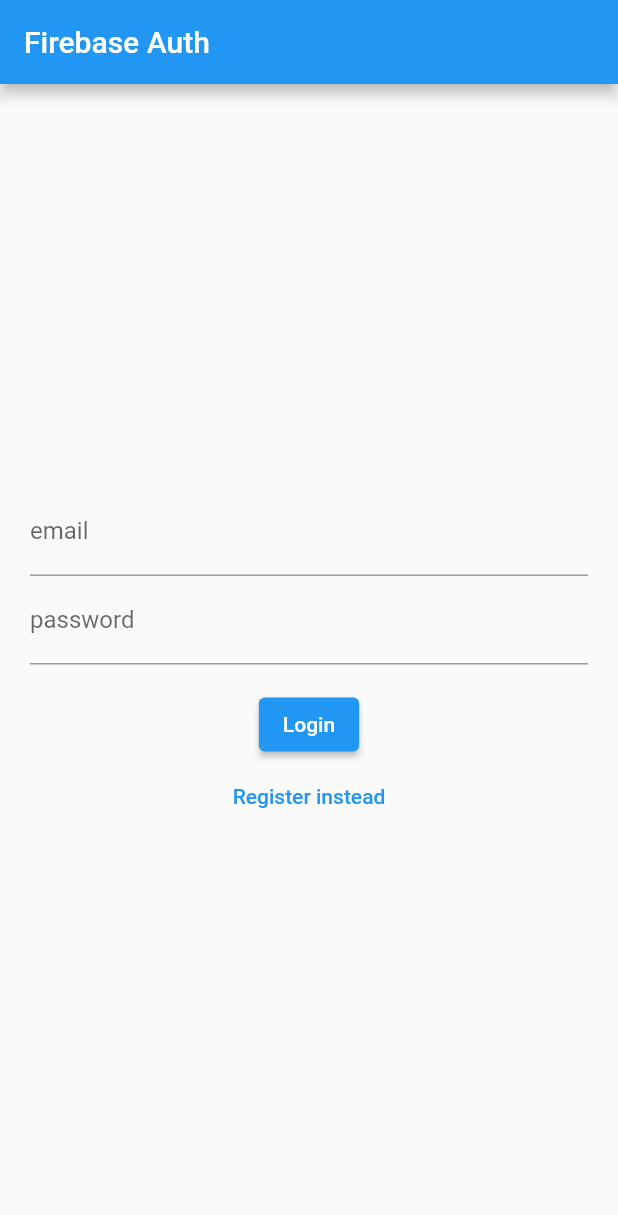
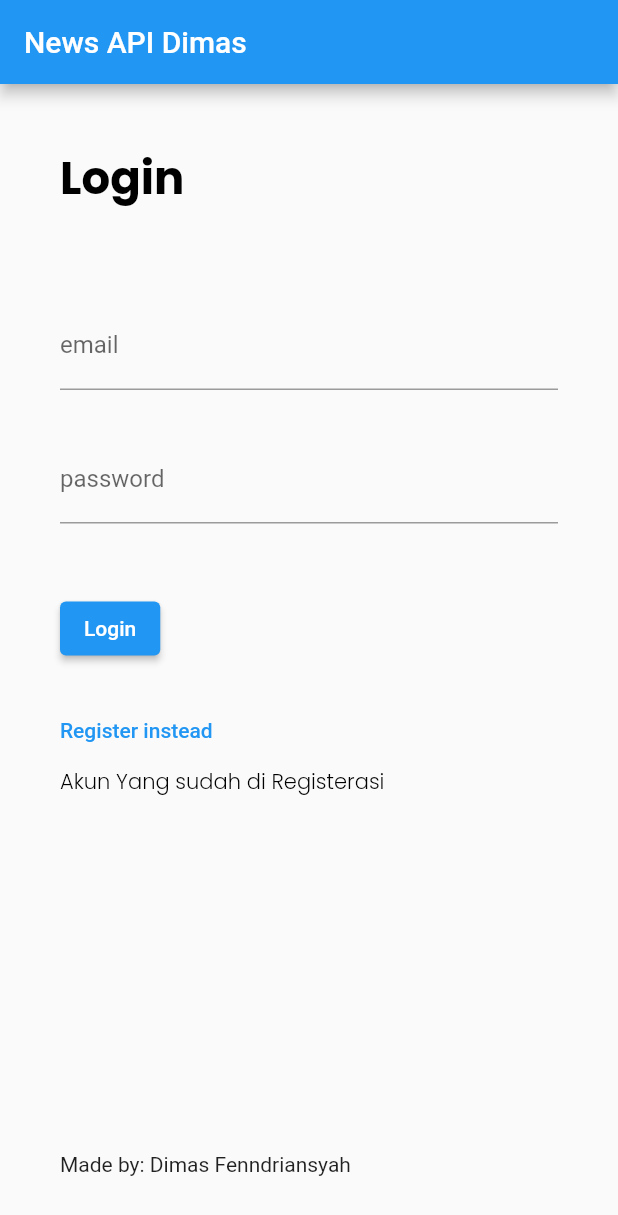
Before and after one commit to DimasLv07/tugasprojekcard, a Flutter app: the screen it shows after launch, on a phone screen of 412 x 824 dp. Shown: the top 1215 px of the screen. Run offline on Flutter 3.47's test engine with Material 2 defaults, Android fonts, the phone set to English and light mode, and no system bars; drawn by our look-alikes of firebase_database; our stand-ins replace carousel_indicator, carousel_slider, firebase_auth, firebase_core, google_fonts, responsive_sizer; accounts and stored records are empty.

Commit message:
Firebase Auth

```diff
--- a/lib/login_register_page.dart
+++ b/lib/login_register_page.dart
@@ -1,9 +1,12 @@
 import 'package:firebase_core/firebase_core.dart';
+import 'package:firebase_database/ui/firebase_animated_list.dart';
 import 'package:flutter/src/widgets/container.dart';
 import 'package:flutter/src/widgets/framework.dart';
+import 'package:firebase_database/firebase_database.dart';
 
 import 'package:flutter/material.dart';
 import 'package:firebase_auth/firebase_auth.dart';
+import 'package:google_fonts/google_fonts.dart';
 import 'auth.dart';
 
 class LoginPage extends StatefulWidget {
@@ -14,10 +17,15 @@
 }
 
 class _LoginPageState extends State<LoginPage> {
+  final ScrollController _scrollController = ScrollController();
+  Query dbFetch = FirebaseDatabase.instance.ref().child("users");
+  late DatabaseReference dbRef;
+
   String? errorMessage = '';
   bool isLogin = true;
 
   final TextEditingController _controllerEmail = TextEditingController();
+  final TextEditingController _controllerName = TextEditingController();
   final TextEditingController _controllerPassword = TextEditingController();
 
   Future<void> signInWithEmailAndPassword() async {
@@ -35,6 +43,12 @@
     try {
       await Auth().createUserWithEmailAndPassword(
           email: _controllerEmail.text, password: _controllerPassword.text);
+      await FirebaseAuth.instance.currentUser?.updateDisplayName(_controllerName.text);
+
+      dbRef.push().set({
+        'email': _controllerEmail.text,
+        'password': _controllerPassword.text
+      });
     } on FirebaseAuthException catch (e) {
       setState(() {
         errorMessage = e.message;
@@ -43,7 +57,7 @@
   }
 
   Widget _title() {
-    return const Text('Firebase Auth');
+    return const Text('News API Dimas');
   }
 
   Widget _entryField(
@@ -70,6 +84,9 @@
 
   Widget _loginOrRegisterButton() {
     return TextButton(
+      style: TextButton.styleFrom(
+        padding: EdgeInsets.zero,
+      ),
       onPressed: () {
         setState(() {
           isLogin = !isLogin;
@@ -79,28 +96,120 @@
     );
   }
 
+  Widget listItem({required Map users}) {
+    return SizedBox(
+      height: 50,
+      child: Column(
+        crossAxisAlignment: CrossAxisAlignment.start,
+        mainAxisAlignment: MainAxisAlignment.start,
+        children: [
+          Text(users['name']),
+        ],
+      ),
+    );
+  }
+
+  @override
+  void initState() {
+    super.initState();
+    dbRef = FirebaseDatabase.instance.ref().child('users');
+  }
+
   @override
   Widget build(BuildContext context) {
     return Scaffold(
       appBar: AppBar(
+        centerTitle: false,
         title: _title(),
       ),
       body: Container(
         height: double.infinity,
         width: double.infinity,
-        padding: const EdgeInsets.all(20),
+        padding: const EdgeInsets.all(40),
         child: Column(
-          crossAxisAlignment: CrossAxisAlignment.center,
+          crossAxisAlignment: CrossAxisAlignment.start,
           mainAxisAlignment: MainAxisAlignment.center,
           children: [
+            Text(
+              isLogin ? 'Login ' : "Register ",
+              style: GoogleFonts.poppins(
+                  fontWeight: FontWeight.bold,
+                  color: Colors.black,
+                  fontSize: 30),
+            ),
+            SizedBox(
+              height: 30,
+            ),
+            if(!isLogin) _entryField('Name', _controllerName),
+            SizedBox(
+              height: 30,
+            ),
             _entryField('email', _controllerEmail),
+            SizedBox(
+              height: 30,
+            ),
             _entryField('password', _controllerPassword),
+            SizedBox(
+              height: 30,
+            ),
             _errorMessage(),
             _submitButton(),
-            _loginOrRegisterButton()
+            SizedBox(
+              height: 20,
+            ),
+            _loginOrRegisterButton(),
+            Text("Akun Yang sudah di Registerasi",
+                style: GoogleFonts.poppins(
+                    fontWeight: FontWeight.w300,
+                    color: Colors.black,
+                    fontSize: 14)),
+            Expanded(
+              child: Container(
+                  height: 100,
+                  child: Scrollbar(
+                    thumbVisibility: true,
+                    controller: _scrollController,
+                    child: FirebaseAnimatedList(
+                      controller: _scrollController,
+                        query: FirebaseDatabase.instance.ref('users'),
+                        padding: new EdgeInsets.all(8.0),
+                        reverse: false,
+                        itemBuilder: (_, DataSnapshot snapshot,
+                            Animation<double> animation, int x) {
+                          // ignore: unnecessary_new
+                          return new ListTile(
+                            title:
+                                Text(snapshot.child('email').value.toString()),
+                            subtitle: Text(
+                                snapshot.child('password').value.toString()),
+                          );
+                        }),
+                  )),
+            ),
+            SizedBox(
+              height: 10,
+            ),
+            Text("Made by: Dimas Fenndriansyah"),
           ],
         ),
       ),
     );
   }
 }
+
+class DetailP extends StatelessWidget {
+  final TextEditingController _controllerEmail = TextEditingController();
+  final TextEditingController _controllerPassword = TextEditingController();
+  final String uid;
+  DetailP(this.uid);
+
+  @override
+  Widget build(BuildContext context) {
+    return Scaffold(
+      appBar: AppBar(title: Text(uid)),
+      body: Center(
+        child: Text(uid),
+      ),
+    );
+  }
+}
--- a/pubspec.yaml
+++ b/pubspec.yaml
@@ -16,8 +16,8 @@
   carousel_indicator: ^1.0.6
   firebase_auth: ^4.2.1
   firebase_core: ^2.4.0
-
-
+  firebase_database: ^10.0.7
+  rflutter_alert: ^2.0.4
 dependency_overrides:
   intl: ^0.18.0-nullsafety.2
 
```
Also changed, not shown: lib/main.dart (+23 -15 lines), pubspec.lock, 2 other files.
